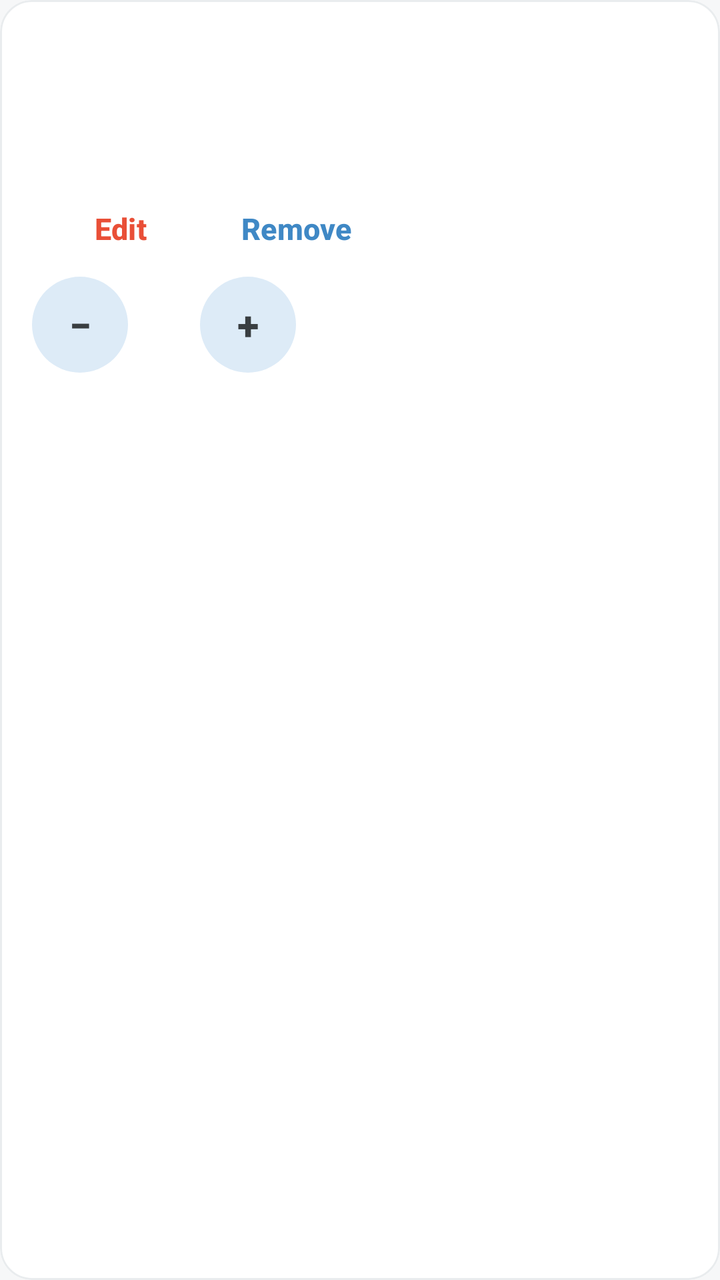
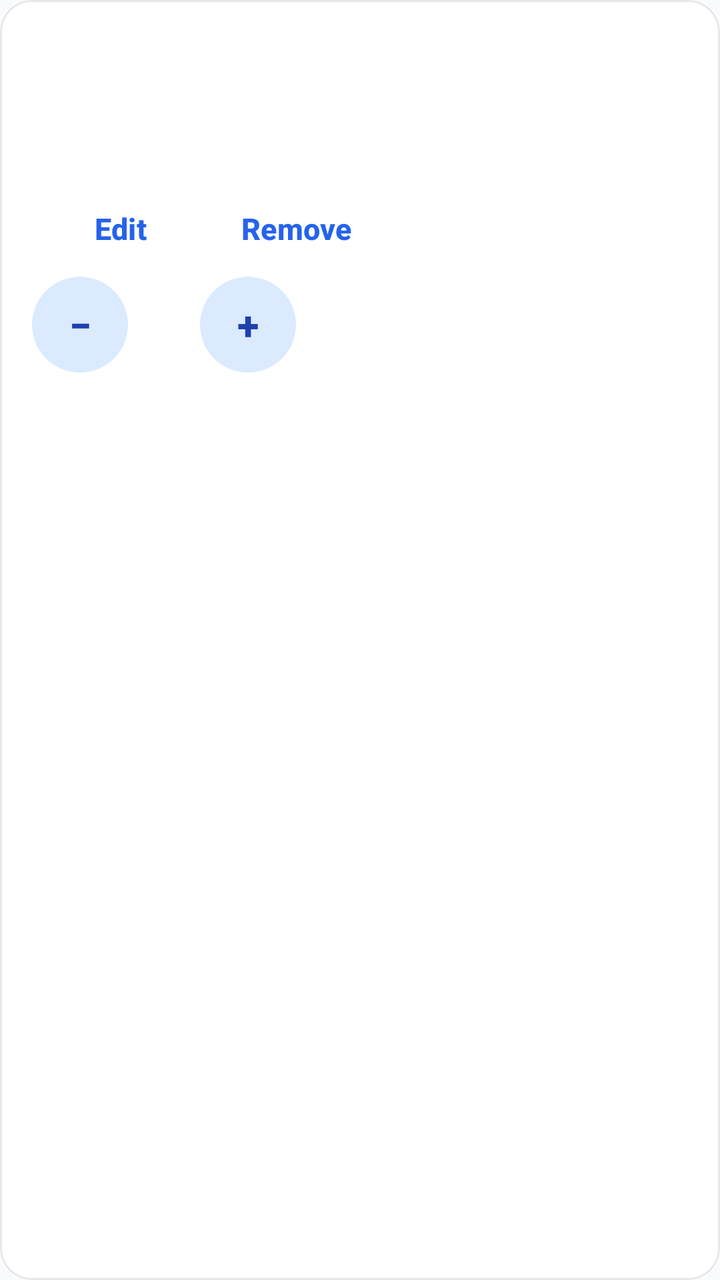

Before-and-after screenshots of an Android layout around one commit, followed by the original layout XML and the change that was made.
<!-- AndroidManifest.xml: application theme Theme.DeliveryApp -->
<!-- res/layout/item_cart_line.xml -->
<?xml version="1.0" encoding="utf-8"?>
<com.google.android.material.card.MaterialCardView xmlns:android="http://schemas.android.com/apk/res/android" xmlns:app="http://schemas.android.com/apk/res-auto"
    android:layout_width="match_parent" android:layout_height="wrap_content" android:layout_margin="8dp"
    app:cardCornerRadius="16dp" app:cardBackgroundColor="?attr/colorSurface" app:cardElevation="0dp" app:strokeColor="@color/paper_variant" app:strokeWidth="1dp">
    <LinearLayout android:layout_width="match_parent" android:layout_height="wrap_content" android:orientation="vertical" android:padding="16dp">
        <TextView android:id="@+id/tvName" android:layout_width="match_parent" android:layout_height="wrap_content" android:textSize="18sp" android:textStyle="bold"/>
        <TextView android:id="@+id/tvDetail" android:layout_width="match_parent" android:layout_height="wrap_content"
            android:layout_marginTop="6dp" android:lineSpacingExtra="3dp" android:textColor="?attr/colorOutline" android:textSize="14sp"/>
        <TextView android:id="@+id/tvNotes" android:layout_width="match_parent" android:layout_height="wrap_content" android:layout_marginTop="6dp"
            android:textSize="14sp" android:textColor="?attr/colorOnSurface"/>
        <LinearLayout android:layout_width="match_parent" android:layout_height="wrap_content" android:orientation="horizontal">
            <com.google.android.material.button.MaterialButton android:id="@+id/btnEdit" style="@style/Widget.Material3.Button.TextButton"
                android:layout_width="wrap_content" android:layout_height="wrap_content" android:minHeight="48dp" android:text="Edit"/>
            <com.google.android.material.button.MaterialButton android:id="@+id/btnRemove" style="@style/Widget.Material3.Button.TextButton"
                android:layout_width="wrap_content" android:layout_height="wrap_content" android:minHeight="48dp" android:text="Remove" android:textColor="@color/steel_blue"/>
        </LinearLayout>
        <LinearLayout android:layout_width="match_parent" android:layout_height="wrap_content" android:gravity="center_vertical" android:orientation="horizontal">
            <com.google.android.material.button.MaterialButton android:id="@+id/btnMinus" style="@style/Widget.Material3.Button.TonalButton"
                android:layout_width="48dp" android:layout_height="48dp" android:insetLeft="0dp" android:insetRight="0dp" android:insetTop="0dp" android:insetBottom="0dp" android:minWidth="0dp" android:padding="0dp" android:text="−" android:textSize="20sp"/>
            <TextView android:id="@+id/tvQty" android:layout_width="36dp" android:layout_height="wrap_content" android:gravity="center" android:textStyle="bold"/>
            <com.google.android.material.button.MaterialButton android:id="@+id/btnPlus" style="@style/Widget.Material3.Button.TonalButton"
                android:layout_width="48dp" android:layout_height="48dp" android:insetLeft="0dp" android:insetRight="0dp" android:insetTop="0dp" android:insetBottom="0dp" android:minWidth="0dp" android:padding="0dp" android:text="+" android:textSize="20sp"/>
            <TextView android:id="@+id/tvLinePrice" android:layout_width="0dp" android:layout_height="wrap_content" android:layout_weight="1"
                android:layout_marginStart="8dp" android:gravity="end" android:textSize="18sp" android:textStyle="bold"/>
        </LinearLayout>
    </LinearLayout>
</com.google.android.material.card.MaterialCardView>
<!-- resources referenced by this layout -->
<resources>
  <color name="paper_variant">#E9ECEE</color>
  <color name="steel_blue">#3F88C5</color>
  <style name="Theme.DeliveryApp" parent="Theme.Material3.Light.NoActionBar">
          <item name="materialButtonStyle">@style/Widget.App.PrimaryButton</item>
          <item name="colorPrimary">@color/terracotta</item>
          <item name="colorOnPrimary">@color/white</item>
          <item name="colorPrimaryContainer">@color/terracotta_soft</item>
          <item name="colorOnPrimaryContainer">@color/gunmetal</item>
          <item name="colorSecondary">@color/steel_blue</item>
          <item name="colorOnSecondary">@color/white</item>
          <item name="colorSecondaryContainer">@color/steel_blue_soft</item>
          <item name="colorOnSecondaryContainer">@color/gunmetal</item>
          <item name="colorTertiary">@color/gunmetal</item>
          <item name="colorSurface">@color/white</item>
          <item name="colorOnSurface">@color/gunmetal</item>
          <item name="colorSurfaceVariant">@color/paper_variant</item>
          <item name="colorOnSurfaceVariant">@color/gunmetal</item>
          <item name="colorOutline">@color/outline</item>
          <item name="colorError">@color/error_red</item>
          <item name="android:colorBackground">@color/paper</item>
          <item name="android:textColorPrimary">@color/gunmetal</item>
          <item name="android:statusBarColor">@color/gunmetal</item>
          <item name="android:windowLightStatusBar">false</item>
      </style>
  <style name="Widget.App.PrimaryButton" parent="Widget.Material3.Button">
          <item name="cornerRadius">12dp</item><item name="android:textSize">15sp</item>
          <item name="android:minHeight">56dp</item><item name="android:textStyle">bold</item>
      </style>
  <color name="terracotta">#E94F37</color>
  <color name="white">#FFFFFF</color>
  <color name="terracotta_soft">#FFF1ED</color>
  <color name="gunmetal">#393E41</color>
  <color name="steel_blue_soft">#DDEBF7</color>
  <color name="outline">#606B72</color>
  <color name="error_red">#B3261E</color>
  <color name="paper">#F6F7F8</color>
</resources>

<!-- the commit's change to res/layout/item_cart_line.xml (unified diff, before → after) -->
@@ -9,16 +9,16 @@
         <TextView android:id="@+id/tvNotes" android:layout_width="match_parent" android:layout_height="wrap_content" android:layout_marginTop="6dp"
             android:textSize="14sp" android:textColor="?attr/colorOnSurface"/>
         <LinearLayout android:layout_width="match_parent" android:layout_height="wrap_content" android:orientation="horizontal">
-            <com.google.android.material.button.MaterialButton android:id="@+id/btnEdit" style="@style/Widget.Material3.Button.TextButton"
+            <com.google.android.material.button.MaterialButton android:id="@+id/btnEdit" style="@style/Widget.App.SecondaryTextButton"
                 android:layout_width="wrap_content" android:layout_height="wrap_content" android:minHeight="48dp" android:text="Edit"/>
-            <com.google.android.material.button.MaterialButton android:id="@+id/btnRemove" style="@style/Widget.Material3.Button.TextButton"
+            <com.google.android.material.button.MaterialButton android:id="@+id/btnRemove" style="@style/Widget.App.SecondaryTextButton"
                 android:layout_width="wrap_content" android:layout_height="wrap_content" android:minHeight="48dp" android:text="Remove" android:textColor="@color/steel_blue"/>
         </LinearLayout>
         <LinearLayout android:layout_width="match_parent" android:layout_height="wrap_content" android:gravity="center_vertical" android:orientation="horizontal">
-            <com.google.android.material.button.MaterialButton android:id="@+id/btnMinus" style="@style/Widget.Material3.Button.TonalButton"
+            <com.google.android.material.button.MaterialButton android:id="@+id/btnMinus" style="@style/Widget.App.SecondaryTonalButton"
                 android:layout_width="48dp" android:layout_height="48dp" android:insetLeft="0dp" android:insetRight="0dp" android:insetTop="0dp" android:insetBottom="0dp" android:minWidth="0dp" android:padding="0dp" android:text="−" android:textSize="20sp"/>
             <TextView android:id="@+id/tvQty" android:layout_width="36dp" android:layout_height="wrap_content" android:gravity="center" android:textStyle="bold"/>
-            <com.google.android.material.button.MaterialButton android:id="@+id/btnPlus" style="@style/Widget.Material3.Button.TonalButton"
+            <com.google.android.material.button.MaterialButton android:id="@+id/btnPlus" style="@style/Widget.App.SecondaryTonalButton"
                 android:layout_width="48dp" android:layout_height="48dp" android:insetLeft="0dp" android:insetRight="0dp" android:insetTop="0dp" android:insetBottom="0dp" android:minWidth="0dp" android:padding="0dp" android:text="+" android:textSize="20sp"/>
             <TextView android:id="@+id/tvLinePrice" android:layout_width="0dp" android:layout_height="wrap_content" android:layout_weight="1"
                 android:layout_marginStart="8dp" android:gravity="end" android:textSize="18sp" android:textStyle="bold"/>
<!-- resource entries referenced after the edit -->
@@ -1,40 +1,66 @@
 <!-- resources referenced by this layout -->
 <resources>
-  <color name="paper_variant">#E9ECEE</color>
-  <color name="steel_blue">#3F88C5</color>
+  <color name="paper_variant">@color/neutral_border</color>
+  <color name="steel_blue">@color/brand_blue</color>
+  <style name="Widget.App.SecondaryTextButton" parent="Widget.Material3.Button.TextButton">
+          <item name="android:textColor">@color/brand_blue</item>
+          <item name="iconTint">@color/brand_blue</item>
+      </style>
+  <style name="Widget.App.SecondaryTonalButton" parent="Widget.Material3.Button.TonalButton">
+          <item name="backgroundTint">@color/brand_blue_tint</item>
+          <item name="android:textColor">@color/brand_blue_dark</item>
+          <item name="iconTint">@color/brand_blue_dark</item>
+      </style>
   <style name="Theme.DeliveryApp" parent="Theme.Material3.Light.NoActionBar">
           <item name="materialButtonStyle">@style/Widget.App.PrimaryButton</item>
-          <item name="colorPrimary">@color/terracotta</item>
-          <item name="colorOnPrimary">@color/white</item>
-          <item name="colorPrimaryContainer">@color/terracotta_soft</item>
-          <item name="colorOnPrimaryContainer">@color/gunmetal</item>
-          <item name="colorSecondary">@color/steel_blue</item>
-          <item name="colorOnSecondary">@color/white</item>
-          <item name="colorSecondaryContainer">@color/steel_blue_soft</item>
-          <item name="colorOnSecondaryContainer">@color/gunmetal</item>
-          <item name="colorTertiary">@color/gunmetal</item>
-          <item name="colorSurface">@color/white</item>
-          <item name="colorOnSurface">@color/gunmetal</item>
-          <item name="colorSurfaceVariant">@color/paper_variant</item>
-          <item name="colorOnSurfaceVariant">@color/gunmetal</item>
-          <item name="colorOutline">@color/outline</item>
+          <item name="materialButtonOutlinedStyle">@style/Widget.App.SecondaryButton</item>
+          <item name="colorPrimary">@color/brand_red</item>
+          <item name="colorOnPrimary">@color/surface</item>
+          <item name="colorPrimaryContainer">@color/brand_red_tint</item>
+          <item name="colorOnPrimaryContainer">@color/neutral_dark</item>
+          <item name="colorSecondary">@color/brand_blue</item>
+          <item name="colorOnSecondary">@color/surface</item>
+          <item name="colorSecondaryContainer">@color/brand_blue_tint</item>
+          <item name="colorOnSecondaryContainer">@color/neutral_dark</item>
+          <item name="colorTertiary">@color/neutral_primary</item>
+          <item name="colorSurface">@color/surface</item>
+          <item name="colorOnSurface">@color/neutral_dark</item>
+          <item name="colorSurfaceVariant">@color/neutral_border</item>
+          <item name="colorOnSurfaceVariant">@color/neutral_medium</item>
+          <item name="colorOutline">@color/neutral_medium</item>
           <item name="colorError">@color/error_red</item>
-          <item name="android:colorBackground">@color/paper</item>
-          <item name="android:textColorPrimary">@color/gunmetal</item>
-          <item name="android:statusBarColor">@color/gunmetal</item>
+          <item name="android:colorBackground">@color/page_background</item>
+          <item name="android:textColorPrimary">@color/neutral_dark</item>
+          <item name="android:statusBarColor">@color/brand_blue_dark</item>
+          <item name="android:navigationBarColor">@color/page_background</item>
           <item name="android:windowLightStatusBar">false</item>
+          <item name="android:windowLightNavigationBar">true</item>
       </style>
+  <color name="neutral_border">#E5E7EB</color>
+  <color name="brand_blue">#2563EB</color>
+  <color name="brand_blue_tint">#DBEAFE</color>
+  <color name="brand_blue_dark">#1E40AF</color>
   <style name="Widget.App.PrimaryButton" parent="Widget.Material3.Button">
-          <item name="cornerRadius">12dp</item><item name="android:textSize">15sp</item>
-          <item name="android:minHeight">56dp</item><item name="android:textStyle">bold</item>
+          <item name="cornerRadius">12dp</item>
+          <item name="android:textSize">15sp</item>
+          <item name="android:minHeight">56dp</item>
+          <item name="android:textStyle">bold</item>
+          <item name="backgroundTint">@color/brand_red</item>
+          <item name="android:textColor">@color/surface</item>
       </style>
-  <color name="terracotta">#E94F37</color>
-  <color name="white">#FFFFFF</color>
-  <color name="terracotta_soft">#FFF1ED</color>
-  <color name="gunmetal">#393E41</color>
-  <color name="steel_blue_soft">#DDEBF7</color>
-  <color name="outline">#606B72</color>
-  <color name="error_red">#B3261E</color>
-  <color name="paper">#F6F7F8</color>
+  <style name="Widget.App.SecondaryButton" parent="Widget.Material3.Button.OutlinedButton">
+          <item name="cornerRadius">12dp</item>
+          <item name="strokeColor">@color/brand_blue</item>
+          <item name="android:textColor">@color/brand_blue</item>
+          <item name="iconTint">@color/brand_blue</item>
+      </style>
+  <color name="brand_red">#DC2626</color>
+  <color name="surface">#FFFFFF</color>
+  <color name="brand_red_tint">#FEE2E2</color>
+  <color name="neutral_dark">#1F2937</color>
+  <color name="neutral_primary">#4B5563</color>
+  <color name="neutral_medium">#6B7280</color>
+  <color name="error_red">#B91C1C</color>
+  <color name="page_background">#F9FAFB</color>
 </resources>
 
